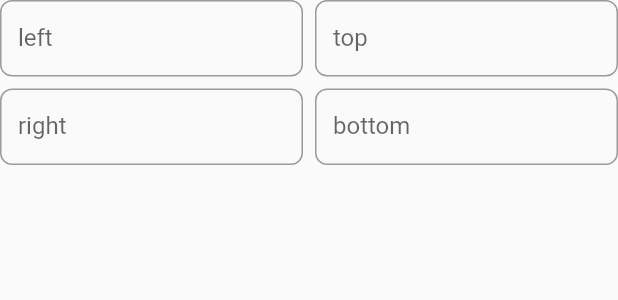
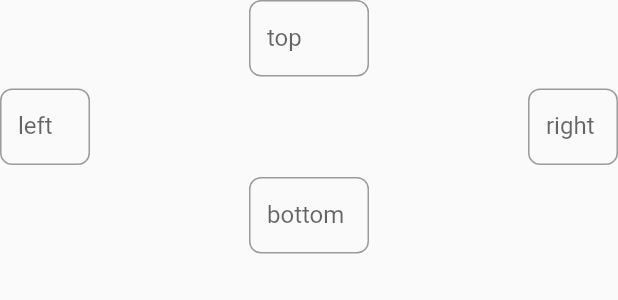
Before and after one commit to robiness/stage_craft, a Flutter app: the PaddingFieldConfigurationWidget widget shown alone on an empty page, opened directly with empty values, on a phone screen of 412 x 824 dp. Shown: the top 300 px of the screen. Run offline on Flutter 3.47's test engine with Material 2 defaults, Android fonts, the phone set to English and light mode, and no system bars; our stand-ins replace flutter_colorpicker.

Commit message:
Make PaddingField a separte stateful widget

```diff
--- a/lib/src/field_configurators/padding_field_configurator.dart
+++ b/lib/src/field_configurators/padding_field_configurator.dart
@@ -1,4 +1,5 @@
 import 'package:flutter/material.dart';
+import 'package:flutter/services.dart';
 import 'package:widget_stage/src/field_configurators/field_configurator_widget.dart';
 import 'package:widget_stage/src/widget_stage.dart';
 
@@ -29,9 +30,7 @@ class PaddingFieldConfigurator extends FieldConfigurator<EdgeInsets> {
   Widget build(BuildContext context) {
     return PaddingFieldConfigurationWidget(
       value: value,
-      updateValue: (value) {
-        updateValue(value ?? EdgeInsets.zero);
-      },
+      updateValue: (value) => updateValue(value ?? EdgeInsets.zero),
     );
   }
 }
@@ -48,73 +47,120 @@ class PaddingFieldConfigurationWidget extends StatefulConfigurationWidget<EdgeIn
 }
 
 class _PaddingFieldConfigurationWidgetState extends State<PaddingFieldConfigurationWidget> {
-  late final Map<String, TextEditingController> _controllerMap = {
-    "left": TextEditingController(text: widget.value?.left.toString()),
-    "top": TextEditingController(text: widget.value?.top.toString()),
-    "right": TextEditingController(text: widget.value?.right.toString()),
-    "bottom": TextEditingController(text: widget.value?.bottom.toString()),
-  };
+  @override
+  Widget build(BuildContext context) {
+    final padding = widget.value ?? EdgeInsets.zero;
+    return Column(
+      children: [
+        SizedBox(
+          width: 80,
+          child: _PaddingField(
+            value: widget.value?.top,
+            onChanged: (value) {
+              setState(() {
+                final newValue = padding.copyWith(top: value);
+                widget.updateValue(newValue);
+              });
+            },
+            label: 'top',
+          ),
+        ),
+        const SizedBox(height: 8.0),
+        Row(
+          mainAxisAlignment: MainAxisAlignment.spaceBetween,
+          children: [
+            SizedBox(
+              width: 60,
+              child: _PaddingField(
+                value: widget.value?.left,
+                onChanged: (value) {
+                  setState(() {
+                    final newValue = padding.copyWith(left: value);
+                    widget.updateValue(newValue);
+                  });
+                },
+                label: 'left',
+              ),
+            ),
+            const SizedBox(width: 8.0),
+            SizedBox(
+              width: 60,
+              child: _PaddingField(
+                value: widget.value?.right,
+                onChanged: (value) {
+                  setState(() {
+                    final newValue = padding.copyWith(right: value);
+                    widget.updateValue(newValue);
+                  });
+                },
+                label: 'right',
+              ),
+            ),
+          ],
+        ),
+        const SizedBox(height: 8.0),
+        SizedBox(
+          width: 80,
+          child: _PaddingField(
+            value: widget.value?.bottom,
+            onChanged: (value) {
+              setState(() {
+                final newValue = padding.copyWith(bottom: value);
+                widget.updateValue(newValue);
+              });
+            },
+            label: 'bottom',
+          ),
+        ),
+      ],
+    );
+  }
+}
 
-  EdgeInsets createEdgeInsets() {
-    final controllers = _controllerMap.values.toList();
-    final doubles = controllers.map((controller) => double.tryParse(controller.text) ?? 0.0).toList();
-    return EdgeInsets.only(
-      left: doubles.first,
-      top: doubles[1],
-      right: doubles[2],
-      bottom: doubles.last,
-    );
+class _PaddingField extends StatefulWidget {
+  const _PaddingField({
+    required this.onChanged,
+    required this.label,
+    required this.value,
+  });
+
+  final String label;
+
+  final double? value;
+  final void Function(double) onChanged;
+
+  @override
+  State<_PaddingField> createState() => _PaddingFieldState();
+}
+
+class _PaddingFieldState extends State<_PaddingField> {
+  late TextEditingController _controller;
+
+  @override
+  void initState() {
+    super.initState();
+    _controller = TextEditingController(text: widget.value?.toString());
+  }
+
+  @override
+  void didUpdateWidget(covariant _PaddingField oldWidget) {
+    super.didUpdateWidget(oldWidget);
+    if (widget.value == null && oldWidget.value != null) {
+      setState(() {
+        _controller.clear();
+      });
+    }
   }
 
   @override
   Widget build(BuildContext context) {
-    final textFields = _controllerMap.entries
-        .map(
-          (entry) => _buildTextField(
-            label: entry.key,
-            controller: entry.value,
-          ),
-        )
-        .toList();
-
-    return Column(
-      children: [
-        Row(
-          mainAxisSize: MainAxisSize.min,
-          children: [
-            Expanded(
-              child: textFields.first,
-            ),
-            const SizedBox(width: 8.0),
-            Expanded(
-              child: textFields[1],
-            ),
-          ],
-        ),
-        const SizedBox(height: 8.0),
-        Row(
-          mainAxisSize: MainAxisSize.min,
-          children: [
-            Expanded(
-              child: textFields[2],
-            ),
-            const SizedBox(width: 8.0),
-            Expanded(
-              child: textFields.last,
-            ),
-          ],
-        ),
+    return TextField(
+      inputFormatters: <TextInputFormatter>[
+        // Allow only digits, dot and 1 decimal
+        FilteringTextInputFormatter.allow(RegExp(r'^\d+\.?\d?')),
       ],
-    );
-  }
-
-  TextField _buildTextField({
-    required String label,
-    required TextEditingController controller,
-  }) {
-    return TextField(
       decoration: InputDecoration(
-        labelText: label,
+        labelText: widget.label,
         isDense: true,
         border: const OutlineInputBorder(
           borderRadius: BorderRadius.all(
@@ -122,9 +168,9 @@ class _PaddingFieldConfigurationWidgetState extends State<PaddingFieldConfigurat
           ),
         ),
       ),
-      controller: controller,
-      onChanged: (String newValue) {
-        widget.updateValue(createEdgeInsets());
+      controller: _controller,
+      onChanged: (value) {
+        widget.onChanged.call(double.tryParse(value) ?? 0);
       },
     );
   }
```
